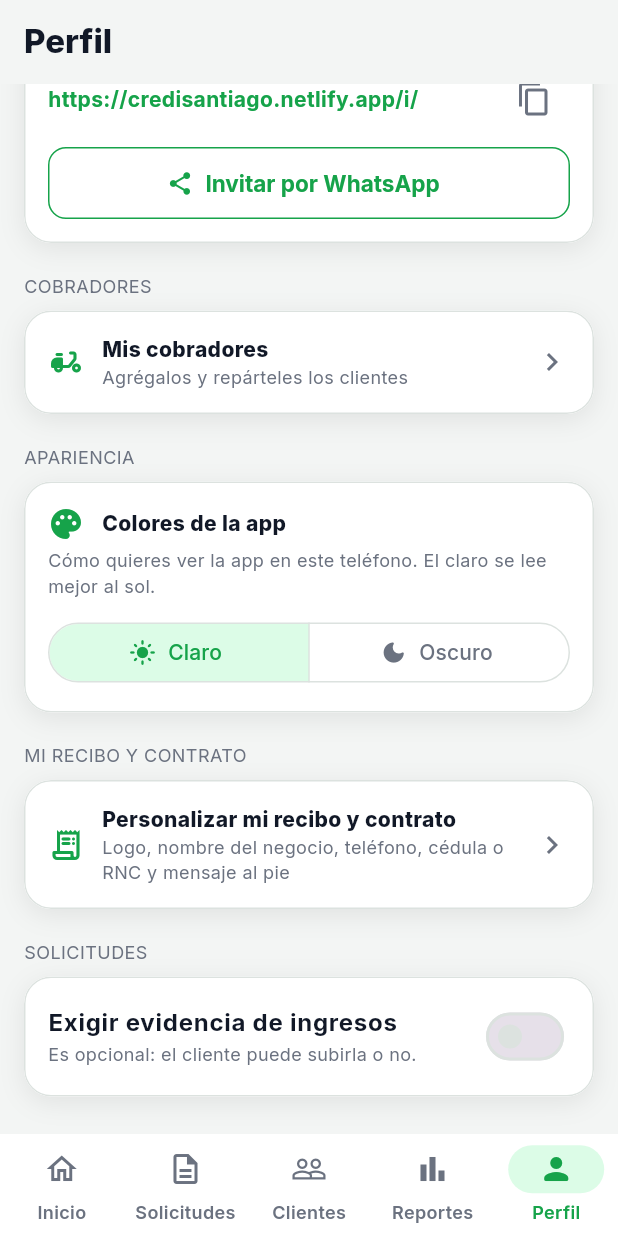
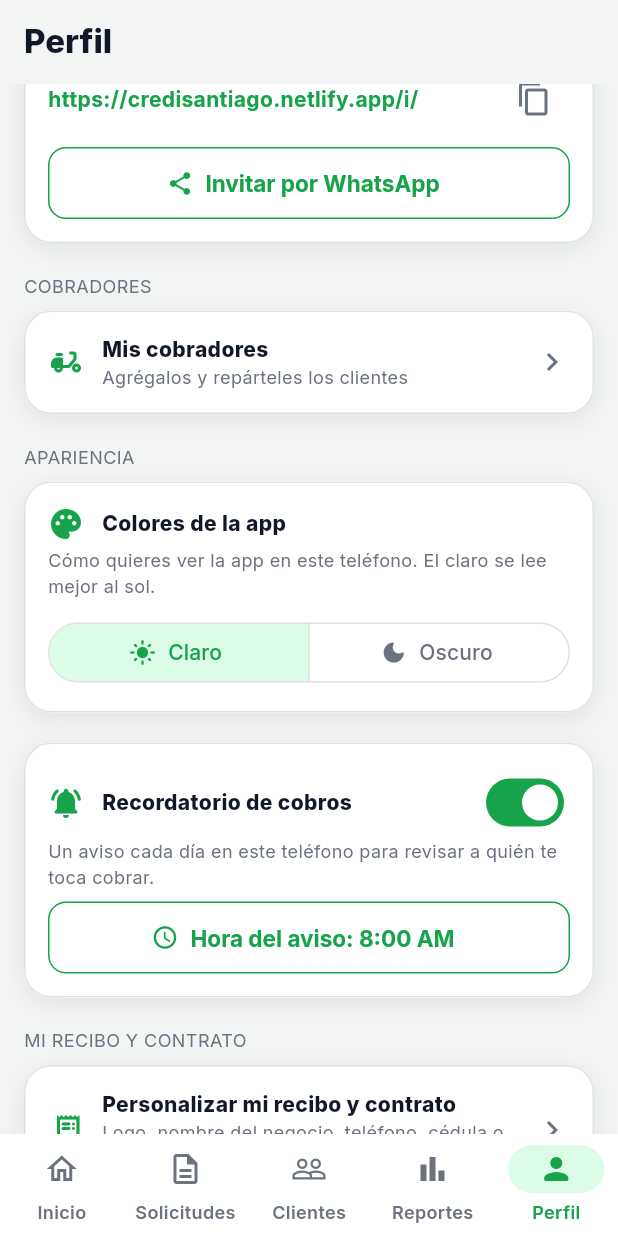
Before and after one commit to Jsantiago28/credisantiago, a Flutter app: the screen it shows once a user with an empty profile is signed in, item 5 of the bottom bar chosen, scrolled down 576 dp, on a phone screen of 412 x 824 dp. Run offline on Flutter 3.47's test engine with Material 3 defaults, Android fonts, the phone set to English and light mode, and no system bars; our stand-ins replace file_picker, fl_chart, flutter_local_notifications, flutter_map, geolocator, google_fonts and 9 more; missing offline and left inert: dart:html, dart:js_interop, excel; accounts and stored records are empty.

Commit message:
Aviso de errores para el admin, GPS en cada cobro y recordatorio diario en Android
Co-Authored-By: Claude Opus 5.5 <noreply@anthropic.com>

```diff
--- a/lib/logic/caja.dart
+++ b/lib/logic/caja.dart
@@ -17,6 +17,9 @@ class CobroCaja {
   /// El cobrador que lo cobró (null si lo cobró el prestamista).
   final String? cobradorId;
 
+  /// Dónde se hizo el cobro (null si el teléfono no dio la ubicación).
+  final ({double lat, double lng})? ubicacion;
+
   const CobroCaja({
     this.id,
     this.numeroRecibo,
@@ -26,6 +29,7 @@ class CobroCaja {
     this.anulado = false,
     required this.cliente,
     this.cobradorId,
+    this.ubicacion,
   });
 
   double get montoCuota => monto - montoMora;
@@ -44,6 +48,10 @@ class CobroCaja {
       anulado: fila['anulado'] == true,
       cliente: (cliente?['nombre'] as String?) ?? 'Cliente',
       cobradorId: fila['cobrador_id'] as String?,
+      ubicacion: switch ((fila['lat'], fila['lng'])) {
+        (final num lat, final num lng) => (lat: lat.toDouble(), lng: lng.toDouble()),
+        _ => null,
+      },
     );
   }
 }
--- a/lib/logic/ruta.dart
+++ b/lib/logic/ruta.dart
@@ -63,6 +63,12 @@ double largoRutaKm(List<Punto> puntos, {Punto? inicio}) {
 
 String _coord(Punto p) => '${p.lat.toStringAsFixed(6)},${p.lng.toStringAsFixed(6)}';
 
+/// Google Maps mostrando un punto (por ejemplo, dónde se hizo un cobro).
+Uri enlaceLugar(Punto lugar) => Uri.https('www.google.com', '/maps/search/', {
+      'api': '1',
+      'query': _coord(lugar),
+    });
+
 /// Google Maps con la navegación hasta un punto.
 Uri enlaceComoLlegar(Punto destino) => Uri.https('www.google.com', '/maps/dir/', {
       'api': '1',
--- a/lib/main.dart
+++ b/lib/main.dart
@@ -1,6 +1,7 @@
 import 'package:flutter/material.dart';
 import 'package:flutter_web_plugins/url_strategy.dart';
 import 'package:supabase_flutter/supabase_flutter.dart';
+import 'services/errores.dart';
 import 'services/inactividad.dart';
 import 'services/supabase_service.dart';
 import 'theme/app_theme.dart';
@@ -19,6 +20,8 @@ Future<void> main() async {
     url: SupabaseConfig.url,
     publishableKey: SupabaseConfig.anonKey,
   );
+  // Los errores que nadie esperaba se guardan para el admin (Admin → Errores).
+  await Errores.iniciar();
   await ModoColor.cargar();
   // Si la app se dejó más de 40 minutos sin usar, se entra de nuevo.
   await Inactividad.revisarAlAbrir();
--- a/lib/screens/admin_screen.dart
+++ b/lib/screens/admin_screen.dart
@@ -6,6 +6,7 @@ import '../services/supabase_service.dart';
 import '../theme/app_theme.dart';
 import '../widgets/contacto.dart';
 import '../widgets/foto_privada.dart';
+import '../widgets/panel_errores.dart';
 import '../widgets/ui.dart';
 import 'planes_screen.dart' show FilaPagoPlan, metodosPagoPlan;
 
@@ -519,6 +520,7 @@ class _AdminScreenState extends State<AdminScreen> {
                 children: [
                   _panelVencen(lista),
                   _panelPagos(),
+                  const PanelErrores(),
                   _panelAjustes(),
                   const SizedBox(height: 16),
                   Row(
--- a/lib/screens/cobrador_shell.dart
+++ b/lib/screens/cobrador_shell.dart
@@ -3,8 +3,10 @@ import 'package:flutter/material.dart';
 import '../logic/caja.dart';
 import '../logic/cobradores.dart';
 import '../recibos/recibo_pdf.dart' show numeroReciboTexto;
+import '../services/recordatorio.dart';
 import '../services/supabase_service.dart';
 import '../theme/app_theme.dart';
+import '../widgets/ajuste_recordatorio.dart';
 import '../widgets/legal.dart';
 import '../widgets/selector_colores.dart';
 import '../widgets/ui.dart';
@@ -37,6 +39,7 @@ class _CobradorShellState extends State<CobradorShell> {
   void initState() {
     super.initState();
     darBienvenida(context, widget.sesion.cobradorNombre);
+    Recordatorio.alEntrar();
   }
 
   @override
@@ -257,6 +260,8 @@ class _Yo extends StatelessWidget {
           ),
           const SizedBox(height: 8),
           const SelectorColores(),
+          const SizedBox(height: 8),
+          const AjusteRecordatorio(),
           const SizedBox(height: 16),
           OutlinedButton.icon(
             style: OutlinedButton.styleFrom(
--- a/lib/screens/home_shell.dart
+++ b/lib/screens/home_shell.dart
@@ -2,6 +2,7 @@ import 'dart:async';
 
 import 'package:flutter/material.dart';
 
+import '../services/recordatorio.dart';
 import '../services/supabase_service.dart';
 import '../theme/app_theme.dart';
 import '../widgets/ui.dart' show darBienvenida;
@@ -56,6 +57,8 @@ class _HomeShellState extends State<HomeShell> {
     if (!mounted || perfil == null) return;
     setState(() => _perfilDatos = perfil);
     darBienvenida(context, (perfil['nombre'] as String?) ?? '');
+    // Deja programado el aviso diario de cobros (solo en Android).
+    Recordatorio.alEntrar();
     // Solo las cuentas aprobadas escuchan sus solicitudes (antes de la
     // migración de planes no existe "aprobado": se toma como aprobada).
     if (perfil['aprobado'] != false) _escucharSolicitudes(perfil['id'] as String);
--- a/lib/screens/perfil_screen.dart
+++ b/lib/screens/perfil_screen.dart
@@ -4,6 +4,7 @@ import 'package:share_plus/share_plus.dart';
 
 import '../services/supabase_service.dart';
 import '../theme/app_theme.dart';
+import '../widgets/ajuste_recordatorio.dart';
 import '../widgets/legal.dart';
 import '../widgets/primeros_pasos.dart';
 import '../widgets/selector_colores.dart';
@@ -221,6 +222,8 @@ class _PerfilScreenState extends State<PerfilScreen> {
           const SizedBox(height: 8),
           const SelectorColores(),
           const SizedBox(height: 8),
+          const AjusteRecordatorio(),
+          const SizedBox(height: 8),
           Text('MI RECIBO Y CONTRATO',
               style: TextStyle(color: AppColors.grey, fontSize: 12, letterSpacing: 0.3)),
           const SizedBox(height: 8),
--- /dev/null
+++ b/lib/services/recordatorio.dart
@@ -0,0 +1,105 @@
+import 'package:flutter/foundation.dart';
+import 'package:flutter/material.dart';
+import 'package:flutter_local_notifications/flutter_local_notifications.dart';
+import 'package:shared_preferences/shared_preferences.dart';
+import 'package:timezone/data/latest.dart' as tz_datos;
+import 'package:timezone/timezone.dart' as tz;
+
+/// Recordatorio diario en el teléfono ("Revisa los cobros de hoy"). Lo hace
+/// el mismo teléfono, sin internet ni servidores: solo en la app de Android
+/// (en la web no hay).
+class Recordatorio {
+  static const _claveActivo = 'recordatorio_activo';
+  static const _claveHora = 'recordatorio_hora'; // minutos desde medianoche
+  static const _id = 1;
+  static const horaInicial = TimeOfDay(hour: 8, minute: 0);
+
+  static final _avisos = FlutterLocalNotificationsPlugin();
+  static bool _listo = false;
+
+  /// Solo en la app de Android.
+  static bool get disponible => !kIsWeb && defaultTargetPlatform == TargetPlatform.android;
+
+  static Future<({bool activo, TimeOfDay hora})> ajustes() async {
+    final prefs = await SharedPreferences.getInstance();
+    final minutos = prefs.getInt(_claveHora);
+    return (
+      activo: prefs.getBool(_claveActivo) ?? true,
+      hora: minutos == null ? horaInicial : TimeOfDay(hour: minutos ~/ 60, minute: minutos % 60),
+    );
+  }
+
+  /// Al entrar a la app: deja programado el recordatorio con lo que eligió
+  /// el usuario (encendido a las 8:00 a. m. si nunca lo cambió).
+  static Future<void> alEntrar() async {
+    if (!disponible) return;
+    try {
+      final a = await ajustes();
+      if (a.activo) {
+        await _programar(a.hora);
+      } else {
+        await _iniciar();
+        await _avisos.cancel(id: _id);
+      }
+    } catch (e) {
+      // ignore: avoid_print
+      print('ERROR REAL RECORDATORIO: $e');
+    }
+  }
+
+  /// Cambia el recordatorio desde Perfil.
+  static Future<void> guardar({required bool activo, required TimeOfDay hora}) async {
+    final prefs = await SharedPreferences.getInstance();
+    await prefs.setBool(_claveActivo, activo);
+    await prefs.setInt(_claveHora, hora.hour * 60 + hora.minute);
+    await alEntrar();
+  }
+
+  static Future<void> _iniciar() async {
+    if (_listo) return;
+    tz_datos.initializeTimeZones();
+    // República Dominicana: todo el año a la misma hora (sin horario de verano).
+    tz.setLocalLocation(tz.getLocation('America/Santo_Domingo'));
+    await _avisos.initialize(
+      settings: const InitializationSettings(
+        android: AndroidInitializationSettings('@mipmap/ic_launcher'),
+      ),
+    );
+    _listo = true;
+  }
+
+  static Future<void> _programar(TimeOfDay hora) async {
+    await _iniciar();
+    // Android 13 o más nuevo pide permiso para mostrar avisos.
+    await _avisos
+        .resolvePlatformSpecificImplementation<AndroidFlutterLocalNotificationsPlugin>()
+        ?.requestNotificationsPermission();
+    await _avisos.zonedSchedule(
+      id: _id,
+      title: 'Cobros de hoy',
+      body: 'Abre CrediSantiago y revisa a quién te toca cobrar hoy.',
+      scheduledDate: proximaVez(tz.TZDateTime.now(tz.local), hora),
+      notificationDetails: const NotificationDetails(
+        android: AndroidNotificationDetails(
+          'recordatorio_diario',
+          'Recordatorio diario',
+          channelDescription: 'Un aviso cada día para revisar los cobros.',
+        ),
+      ),
+      // Sin hora exacta: Android puede atrasarlo unos minutos, pero no pide
+      // permisos especiales.
+      androidScheduleMode: AndroidScheduleMode.inexactAllowWhileIdle,
+      matchDateTimeComponents: DateTimeComponents.time,
+    );
+  }
+
+  /// La próxima vez que toca el aviso: hoy a [hora] si todavía no pasó, si
+  /// no, mañana.
+  @visibleForTesting
+  static tz.TZDateTime proximaVez(tz.TZDateTime ahora, TimeOfDay hora) {
+    var cuando =
+        tz.TZDateTime(ahora.location, ahora.year, ahora.month, ahora.day, hora.hour, hora.minute);
+    if (!cuando.isAfter(ahora)) cuando = cuando.add(const Duration(days: 1));
+    return cuando;
+  }
+}
--- /dev/null
+++ b/lib/widgets/ajuste_recordatorio.dart
@@ -0,0 +1,74 @@
+import 'package:flutter/material.dart';
+
+import '../services/recordatorio.dart';
+import '../theme/app_theme.dart';
+import 'ui.dart';
+
+/// Perfil: encender o apagar el recordatorio diario y elegir la hora. Solo
+/// se ve en la app de Android.
+class AjusteRecordatorio extends StatefulWidget {
+  const AjusteRecordatorio({super.key});
+
+  @override
+  State<AjusteRecordatorio> createState() => _AjusteRecordatorioState();
+}
+
+class _AjusteRecordatorioState extends State<AjusteRecordatorio> {
+  bool _activo = true;
+  TimeOfDay _hora = Recordatorio.horaInicial;
+
+  @override
+  void initState() {
+    super.initState();
+    Recordatorio.ajustes().then((a) {
+      if (!mounted) return;
+      setState(() {
+        _activo = a.activo;
+        _hora = a.hora;
+      });
+    });
+  }
+
+  Future<void> _cambiar({bool? activo, TimeOfDay? hora}) async {
+    setState(() {
+      _activo = activo ?? _activo;
+      _hora = hora ?? _hora;
+    });
+    await Recordatorio.guardar(activo: _activo, hora: _hora);
+  }
+
+  @override
+  Widget build(BuildContext context) {
+    if (!Recordatorio.disponible) return const SizedBox.shrink();
+    return Panel(
+      child: Column(
+        crossAxisAlignment: CrossAxisAlignment.stretch,
+        children: [
+          Row(
+            children: [
+              Icon(Icons.notifications_active_rounded, color: AppColors.green),
+              const SizedBox(width: 12),
+              const Expanded(
+                child: Text('Recordatorio de cobros', style: TextStyle(fontWeight: FontWeight.w800)),
+              ),
+              Switch(value: _activo, onChanged: (v) => _cambiar(activo: v)),
+            ],
+          ),
+          Text('Un aviso cada día en este teléfono para revisar a quién te toca cobrar.',
+              style: TextStyle(color: AppColors.grey, fontSize: 12)),
+          if (_activo) ...[
+            const SizedBox(height: 8),
+            OutlinedButton.icon(
+              icon: const Icon(Icons.schedule_rounded),
+              label: Text('Hora del aviso: ${_hora.format(context)}'),
+              onPressed: () async {
+                final elegida = await showTimePicker(context: context, initialTime: _hora);
+                if (elegida != null) await _cambiar(hora: elegida);
+              },
+            ),
+          ],
+        ],
+      ),
+    );
+  }
+}
--- a/lib/widgets/cobro_prestamo.dart
+++ b/lib/widgets/cobro_prestamo.dart
@@ -8,6 +8,7 @@ import '../services/supabase_service.dart';
 import '../theme/app_theme.dart';
 import 'contacto.dart';
 import 'gestiones.dart';
+import 'ubicacion.dart' show ubicacionSinAvisar;
 import 'ui.dart';
 
 /// Flujo de cobro de un préstamo: cuotas → cobrar → recibo, e historial de
@@ -240,11 +241,15 @@ class CobroPrestamo {
     final mensajero = ScaffoldMessenger.of(context);
 
     try {
+      // Dónde se cobró (si el teléfono lo da), para que el prestamista vea
+      // en la caja dónde cobró cada cobrador.
+      final donde = await ubicacionSinAvisar();
       // El cobro es del dueño del préstamo, aunque lo haga un cobrador.
       final pago = await SupabaseService.instance.registrarPago(
         prestamoId: _prestamo['id'],
         prestamistaId: _prestamo['prestamista_id'] as String,
         monto: monto,
+        ubicacion: donde,
       );
       onCambio();
       if (context.mounted) await _mostrarCobroRegistrado(pago);
--- a/pubspec.yaml
+++ b/pubspec.yaml
@@ -31,6 +31,9 @@ dependencies:
   fl_chart: ^1.2.0
   shared_preferences: ^2.5.6
   file_picker: 8.0.7
+  package_info_plus: ^9.0.1
+  flutter_local_notifications: ^21.0.0
+  timezone: ^0.11.2
 
 dev_dependencies:
   flutter_test:
```
Also changed, not shown: lib/screens/caja_screen.dart (+20 -5 lines), lib/services/errores.dart (added, +65 -0 lines), lib/services/supabase_service.dart (+29 -3 lines), lib/widgets/panel_errores.dart (added, +94 -0 lines), lib/widgets/ubicacion.dart (+21 -0 lines), pubspec.lock, 6 other files.
